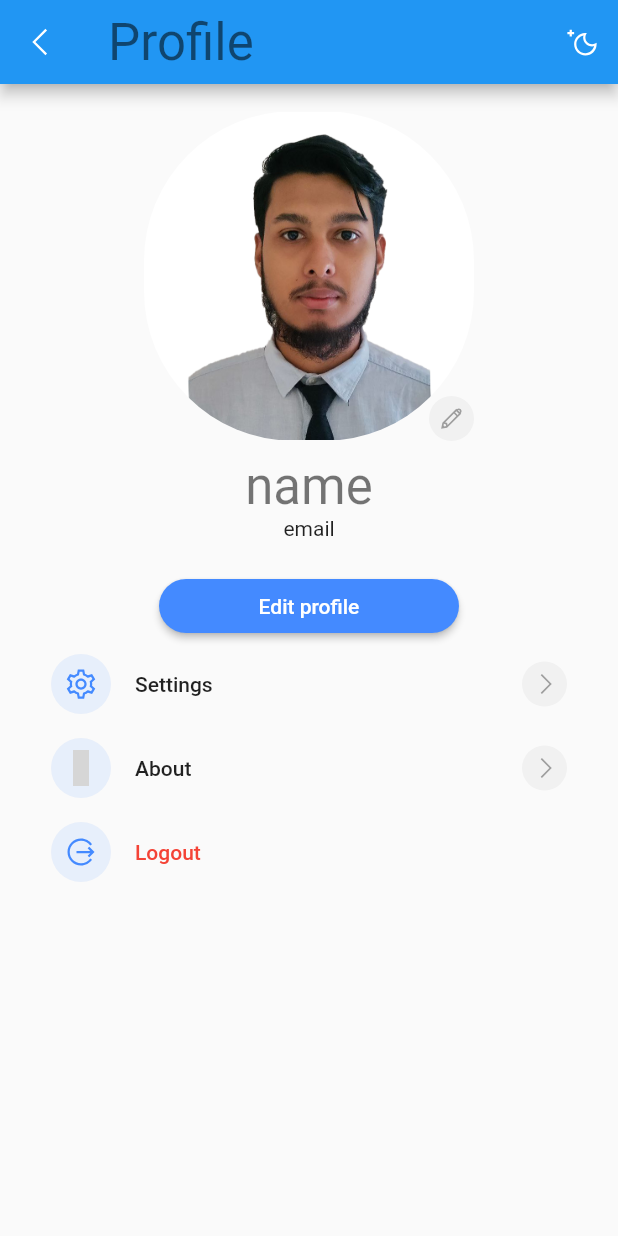
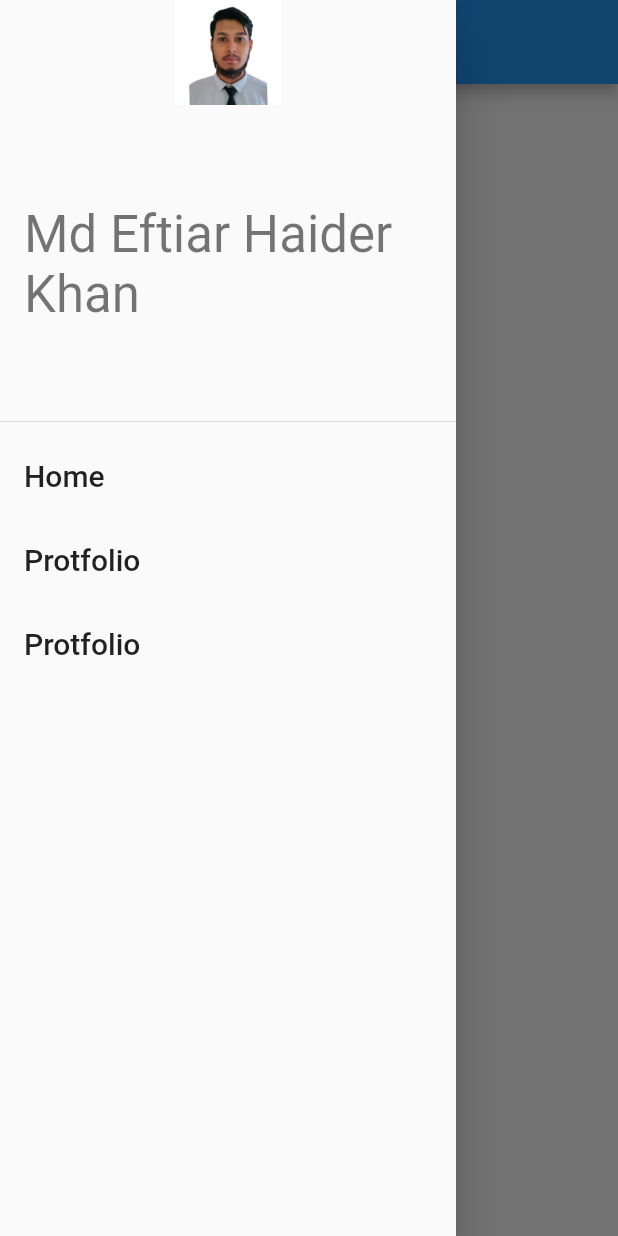
Before and after one commit to EftiarHKhan/my_app, a Flutter app: the screen it shows once a user with an empty profile is signed in, with the side drawer open (before the commit the screen has no drawer), on a phone screen of 412 x 824 dp. Run offline on Flutter 3.47's test engine with Material 2 defaults, Android fonts, the phone set to English and light mode, and no system bars; our stand-ins replace firebase_auth, firebase_core, get, line_awesome_flutter; accounts and stored records are empty; grey boxes are pictures that could not be loaded.

Commit message:
Side menu bar

```diff
--- a/lib/View/home_page.dart
+++ b/lib/View/home_page.dart
@@ -1,4 +1,7 @@
 import 'package:flutter/material.dart';
+import 'package:my_app/Widgets/Bar/side_menu_bar.dart';
+import 'package:my_app/Widgets/image_strings.dart';
+import 'package:my_app/Widgets/text_strings.dart';
 
 class HomePage extends StatefulWidget {
   const HomePage({Key? key}) : super(key: key);
@@ -11,7 +14,17 @@ class _HomePageState extends State<HomePage> {
   @override
   Widget build(BuildContext context) {
     return Scaffold(
-      backgroundColor: Colors.blueAccent,
+      appBar: AppBar(
+        centerTitle: true,
+        title: const Text(
+          "My App",
+          style: TextStyle(
+            color: Colors.grey,
+            fontSize: 30.0,
+          ),
+        ),
+      ),
+      drawer: const SideMenuBar(),
     );
   }
 }
--- /dev/null
+++ b/lib/Widgets/Bar/side_menu_bar.dart
@@ -0,0 +1,57 @@
+import 'package:flutter/material.dart';
+
+import '../image_strings.dart';
+import '../text_strings.dart';
+
+class SideMenuBar extends StatelessWidget {
+  const SideMenuBar({Key? key}) : super(key: key);
+
+  @override
+  Widget build(BuildContext context) {
+    return Drawer(
+      child: ListView(
+        children: [
+          SizedBox(
+            width: 70,
+            height: 70,
+            child: ClipRRect(
+                borderRadius: BorderRadius.circular(100),
+                child: const Image(
+                  image: AssetImage(tProfileImage),
+                )),
+          ),
+          const SizedBox(
+            height: 50,
+          ),
+          DrawerHeader(
+            child: Text(
+              tUserName,
+              style: Theme.of(context).textTheme.headline4,
+            ),
+          ),
+          ListTile(
+            title: const Text(
+              tHomebar,
+              style: TextStyle(fontSize: 20),
+            ),
+            onTap: () {},
+          ),
+          ListTile(
+            title: const Text(
+              tProtfoliobar,
+              style: TextStyle(fontSize: 20),
+            ),
+            onTap: () {},
+          ),
+          ListTile(
+            title: const Text(
+              tProtfoliobar,
+              style: TextStyle(fontSize: 20),
+            ),
+            onTap: () {},
+          ),
+        ],
+      ),
+    );
+  }
+}
--- a/lib/Widgets/text_strings.dart
+++ b/lib/Widgets/text_strings.dart
@@ -4,3 +4,12 @@
 const String tProfile = "Profile";
 const String tEditProfile ="Edit Profile";
 const String tLogoutDialogHeading = "Logout";
+
+//  -- Home page side menu bar
+const String tUserName = "Md Eftiar Haider Khan";
+const String tHomebar = "Home";
+const String tProtfoliobar = "Protfolio";
+const String tProjectbar = "Project";
+const String tExpericenbar = "Experience";
+const String tContactbar = "Contact";
+const String tAboutbar = "About";
--- a/lib/repository/authentication_repository.dart
+++ b/lib/repository/authentication_repository.dart
@@ -21,13 +21,13 @@ class AuthenticationRepository extends GetxController {
   }
 
   _setInitialScreen(User? user) {
-  user == null ? Get.offAll(() => const LoginPage()) : Get.offAll(() => ProfileScreen());
+  user == null ? Get.offAll(() => const LoginPage()) : Get.offAll(() => HomePage());
   }
 
   Future<void> createUserWithEmailAndPassword(String email, String password) async {
     try{
       await _auth.createUserWithEmailAndPassword(email: email, password: password);
-      firebaseUser.value != null ? Get.offAll(() => const ProfileScreen()) : Get.to(() => const LoginPage());
+      firebaseUser.value != null ? Get.offAll(() => const HomePage()) : Get.to(() => const LoginPage());
     } on FirebaseAuthException catch(e){
 
       final ex = SignUpWithEmailAndPasswordFailure.code(e.code);
```
